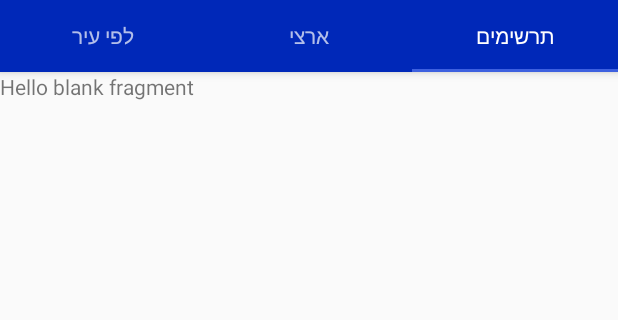
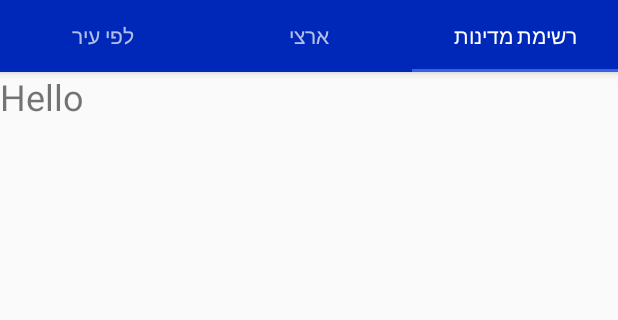
Before and after one commit to rubenrudov/Corona-stats-for-Israel, an Android app: the MainActivity screen opened directly, with no data from a screen before it, tab 3 chosen, on a phone screen of 412 x 824 dp, the part 89-409 px from its top. Run offline under Robolectric (Android 15) with nearby library versions, the phone set to English and light mode, and no system bars; our stand-ins replace Firebase (no records; nobody signed in at launch, a user with empty details on screens opened directly); 5 statements that could not run were skipped.

Commit message:
Add files via upload

```diff
--- /dev/null
+++ b/src/main/java/com/coronacharts/appCurrentActivities/FragmentByCity.java
@@ -0,0 +1,103 @@
+package com.coronacharts.appCurrentActivities;
+
+import android.annotation.SuppressLint;
+import android.os.Bundle;
+import android.util.Log;
+import android.view.LayoutInflater;
+import android.view.View;
+import android.view.ViewGroup;
+import android.widget.EditText;
+import android.widget.ImageButton;
+import android.widget.TextView;
+
+import androidx.annotation.NonNull;
+import androidx.fragment.app.Fragment;
+
+import com.coronacharts.R;
+import com.coronacharts.models.CityStats;
+import com.google.firebase.database.DataSnapshot;
+import com.google.firebase.database.DatabaseError;
+import com.google.firebase.database.DatabaseReference;
+import com.google.firebase.database.FirebaseDatabase;
+import com.google.firebase.database.ValueEventListener;
+
+import java.util.Objects;
+
+/**
+ *  * Fragment for searching data by city
+ */
+public class FragmentByCity extends Fragment {
+    private DatabaseReference databaseReference;
+    private EditText editTextCityInsert;
+    private TextView cityName, vaccined, verified, tests, recovered, deaths;
+    private View view;
+    private CityStats[] cityStats = new CityStats[1];
+
+    @Override
+    public View onCreateView(
+            @NonNull LayoutInflater layoutInflater, ViewGroup viewGroup,
+            Bundle savedInstanceState) {
+        view = layoutInflater.inflate(R.layout.fragment_by_city_search, viewGroup, false);
+        setAllElements();
+        return view;
+    }
+
+    private void setAllElements() {
+        databaseReference = FirebaseDatabase.getInstance().getReference().child("cities_final");
+        editTextCityInsert = view.findViewById(R.id.editTextCityInsert);
+        cityName = view.findViewById(R.id.cityName);
+        vaccined = view.findViewById(R.id.vaccined);
+        verified = view.findViewById(R.id.verified);
+        tests = view.findViewById(R.id.tests);
+        recovered = view.findViewById(R.id.healed);
+        deaths = view.findViewById(R.id.dead);
+        // Search button and onClockListener
+        ImageButton searchBtn = view.findViewById(R.id.searchBtn);
+        searchBtn.setOnClickListener(new View.OnClickListener() {
+            @Override
+            public void onClick(View v) {
+                treeSearching(editTextCityInsert.getText().toString());
+            }
+        });
+    }
+
+    private void treeSearching(final String inputCityName) {
+        // Function that searches for the city name in the data base and inserts it into a variable (Type: CityStats)
+        databaseReference.addListenerForSingleValueEvent(new ValueEventListener() {
+            @SuppressLint("SetTextI18n")
+            @Override
+            public void onDataChange(@NonNull DataSnapshot snapshot) {
+                for (DataSnapshot dataSnapshot: snapshot.getChildren()) {
+                    Log.d("Ruby", Objects.requireNonNull(dataSnapshot.getValue()).toString());
+                    if (Objects.requireNonNull(dataSnapshot.getKey()).contains(inputCityName)) {
+                        for (DataSnapshot snapshot1: dataSnapshot.getChildren()) {
+                            // Create an instance of CityStats
+                            cityStats[0] = snapshot1.getValue(CityStats.class);
+                            assert cityStats[0] != null;
+                            // Date format
+                            assert cityStats[0].getDate() != null;
+                            String[] date = cityStats[0].getDate().split("-");
+                            String format = date[2] + "/" + date[1] + "/" + date[0];
+                            // Set stats in TextViews
+                            cityName.setText(cityStats[0].getCity_Name() + " נכון לתאריך: \n" + format);
+                            vaccined.setText(cityStats[0].getCumulated_vaccinated());
+                            verified.setText(cityStats[0].getCumulative_verified_cases());
+                            recovered.setText(cityStats[0].getCumulated_recovered());
+                            tests.setText(cityStats[0].getCumulated_number_of_tests());
+                            deaths.setText(cityStats[0].getCumulated_deaths());
+                            // Stop the the loop
+                            break;
+                        }
+                        // Stops the loop after the required city found
+                        break;
+                    }
+                }
+            }
+
+            @Override
+            public void onCancelled(@NonNull DatabaseError error) {
+
+            }
+        });
+    }
+}
--- /dev/null
+++ b/src/main/java/com/coronacharts/appCurrentActivities/FragmentCountryData.java
@@ -0,0 +1,102 @@
+package com.coronacharts.appCurrentActivities;
+
+import android.annotation.SuppressLint;
+import android.os.Bundle;
+import android.util.Log;
+import android.view.LayoutInflater;
+import android.view.View;
+import android.view.ViewGroup;
+import android.widget.EditText;
+import android.widget.TextView;
+
+import androidx.annotation.NonNull;
+import androidx.fragment.app.Fragment;
+
+import com.coronacharts.R;
+import com.coronacharts.models.CityStats;
+import com.google.firebase.database.DataSnapshot;
+import com.google.firebase.database.DatabaseError;
+import com.google.firebase.database.DatabaseReference;
+import com.google.firebase.database.FirebaseDatabase;
+import com.google.firebase.database.ValueEventListener;
+
+import java.io.InputStream;
+import java.io.OutputStream;
+import java.sql.Date;
+import java.time.LocalDateTime;
+import java.util.ArrayList;
+import java.util.Objects;
+
+import javax.annotation.Nullable;
+
+public class FragmentCountryData extends Fragment {
+    private DatabaseReference databaseReference;
+    private TextView cityName, vaccined, verified, tests, recovered, isolated, deaths;
+    private ArrayList<Object> params;
+    private View view;
+
+    public FragmentCountryData() {
+    }
+
+    @Nullable
+    @Override
+    public View onCreateView(@NonNull LayoutInflater layoutInflater,  ViewGroup viewGroup, Bundle savedInstanceState){
+        view = layoutInflater.inflate(R.layout.fragment_country_data, viewGroup, false);
+        try {
+            setAllElements();
+        } catch (InterruptedException e) {
+            e.printStackTrace();
+        }
+        return view;
+    }
+
+    private void setAllElements() throws InterruptedException {
+        databaseReference = FirebaseDatabase.getInstance().getReference().child("israel_final").child("data");
+        vaccined = view.findViewById(R.id.vaccined);
+        verified = view.findViewById(R.id.verified);
+        tests = view.findViewById(R.id.tests);
+        recovered = view.findViewById(R.id.healed);
+        isolated = view.findViewById(R.id.isolated);
+        deaths = view.findViewById(R.id.dead);
+        searchTree();
+    }
+
+    private void searchTree() {
+        // Function for finding the stats of the whole country in the db
+        params = new ArrayList<>();
+        databaseReference.addListenerForSingleValueEvent(new ValueEventListener() {
+            @SuppressLint("SetTextI18n")
+            @Override
+            public void onDataChange(@NonNull DataSnapshot snapshot) {
+                for (DataSnapshot dataSnapshot: snapshot.getChildren()) {
+                    for (DataSnapshot dataSnapshot1: dataSnapshot.getChildren()) {
+                        int i = 0;
+                        for (DataSnapshot dataSnapshot2: dataSnapshot1.getChildren()){
+                            if (i == 1){
+                                params.add(dataSnapshot2.getValue());
+                                break;
+                            }
+                            i++;
+                        }
+                    }
+                }
+                setTextForTextView();
+            }
+
+            @Override
+            public void onCancelled(@NonNull DatabaseError error) {
+                Log.d("Exception", "connection collapsed");
+            }
+        });
+    }
+
+
+    private void setTextForTextView() {
+        vaccined.setText(params.get(4).toString());
+        verified.setText(params.get(5).toString());
+        recovered.setText(params.get(3).toString());
+        tests.setText(params.get(1).toString());
+        isolated.setText("Need data");
+        deaths.setText(params.get(0).toString());
+    }
+}
--- /dev/null
+++ b/src/main/java/com/coronacharts/appCurrentActivities/FragmentRedCountries.java
@@ -0,0 +1,38 @@
+package com.coronacharts.appCurrentActivities;
+
+import android.os.Bundle;
+
+import androidx.annotation.NonNull;
+import androidx.fragment.app.Fragment;
+import androidx.recyclerview.widget.RecyclerView;
+
+import android.util.Log;
+import android.view.LayoutInflater;
+import android.view.Menu;
+import android.view.MenuInflater;
+import android.view.MenuItem;
+import android.view.View;
+import android.view.ViewGroup;
+import android.widget.Toast;
+
+import com.coronacharts.R;
+
+import java.util.ArrayList;
+
+
+/**
+ * Fragment for listing red and green countries with search and filter options.
+ */
+public class FragmentRedCountries extends Fragment {
+    RecyclerView recyclerView;
+    // ArrayList<Object> countries;
+    public FragmentRedCountries() {
+        // Required empty public constructor
+    }
+
+    @Override
+    public View onCreateView(LayoutInflater inflater, ViewGroup container,
+                             Bundle savedInstanceState) {
+        return inflater.inflate(R.layout.fragment_red_countries, container, false);
+    }
+}
--- /dev/null
+++ b/src/main/java/com/coronacharts/appCurrentActivities/MainActivity.java
@@ -0,0 +1,29 @@
+package com.coronacharts.appCurrentActivities;
+
+import android.os.Bundle;
+
+import com.coronacharts.R;
+import com.google.android.material.floatingactionbutton.FloatingActionButton;
+import com.google.android.material.tabs.TabLayout;
+
+import androidx.viewpager.widget.ViewPager;
+import androidx.appcompat.app.AppCompatActivity;
+
+import com.coronacharts.handlers.SectionsPagerAdapter;
+
+public class MainActivity extends AppCompatActivity {
+
+    @Override
+    protected void onCreate(Bundle savedInstanceState) {
+        super.onCreate(savedInstanceState);
+        setContentView(R.layout.activity_main);
+        SectionsPagerAdapter sectionsPagerAdapter = new SectionsPagerAdapter(this, getSupportFragmentManager());
+        ViewPager viewPager = findViewById(R.id.view_pager);
+        viewPager.setAdapter(sectionsPagerAdapter);
+        viewPager.setCurrentItem(1);
+        TabLayout tabs = findViewById(R.id.tabs);
+        tabs.setupWithViewPager(viewPager);
+        final FloatingActionButton fab = findViewById(R.id.fab);
+        fab.hide();
+    }
+}
--- /dev/null
+++ b/src/main/java/com/coronacharts/handlers/SectionsPagerAdapter.java
@@ -0,0 +1,63 @@
+package com.coronacharts.handlers;
+
+import android.content.Context;
+
+import androidx.annotation.Nullable;
+import androidx.annotation.StringRes;
+import androidx.fragment.app.Fragment;
+import androidx.fragment.app.FragmentManager;
+import androidx.fragment.app.FragmentPagerAdapter;
+
+import com.coronacharts.appCurrentActivities.FragmentByCity;
+import com.coronacharts.appCurrentActivities.FragmentCountryData;
+import com.coronacharts.appCurrentActivities.FragmentRedCountries;
+import com.coronacharts.R;
+
+/**
+ * A [FragmentPagerAdapter] that returns a fragment corresponding to
+ * one of the sections/tabs/pages.
+ */
+public class SectionsPagerAdapter extends FragmentPagerAdapter {
+
+    @StringRes
+    private static final int[] TAB_TITLES = new int[]{R.string.by_city_fragment_title, R.string.whole_country_fragment_title, R.string.states_list};
+    private final Context mContext;
+
+    public SectionsPagerAdapter(Context context, FragmentManager fm) {
+        super(fm);
+        mContext = context;
+    }
+
+    @Override
+    public Fragment getItem(int position) {
+        Fragment fragment = new FragmentCountryData();;
+        switch (position){
+            case 0:
+                fragment = new FragmentByCity();
+                break;
+            case 1:
+                fragment = new FragmentCountryData();
+                break;
+            /* case 2:
+                fragment = new FragmentCharts();
+                break;
+            */
+            case 2:
+                fragment = new FragmentRedCountries();
+                break;
+        }
+        return fragment;
+    }
+
+    @Nullable
+    @Override
+    public CharSequence getPageTitle(int position) {
+        return mContext.getResources().getString(TAB_TITLES[position]);
+    }
+
+    @Override
+    public int getCount() {
+        // Total amount of pages in this tab layout
+        return 3;
+    }
+}
--- a/src/main/res/layout/activity_main.xml
+++ b/src/main/res/layout/activity_main.xml
@@ -4,7 +4,7 @@
     xmlns:tools="http://schemas.android.com/tools"
     android:layout_width="match_parent"
     android:layout_height="match_parent"
-    tools:context=".MainActivity">
+    tools:context=".appCurrentActivities.MainActivity">
 
     <com.google.android.material.appbar.AppBarLayout
         android:layout_width="match_parent"
--- a/src/main/res/layout/activity_splash.xml
+++ b/src/main/res/layout/activity_splash.xml
@@ -4,7 +4,7 @@
     xmlns:tools="http://schemas.android.com/tools"
     android:layout_width="match_parent"
     android:layout_height="match_parent"
-    tools:context=".SplashActivity"
+    tools:context=".appCurrentActivities.SplashActivity"
     android:id="@+id/activity_splash"
     android:background="@android:color/white">
 
--- a/src/main/res/layout/fragment_by_city_search.xml
+++ b/src/main/res/layout/fragment_by_city_search.xml
@@ -5,7 +5,7 @@
     android:id="@+id/constraintLayout"
     android:layout_width="match_parent"
     android:layout_height="match_parent"
-    tools:context=".FragmentByCity">
+    tools:context=".appCurrentActivities.FragmentByCity">
     <ScrollView
         android:layout_width="fill_parent"
         android:layout_height="fill_parent">
--- a/src/main/res/layout/fragment_charts.xml
+++ b/src/main/res/layout/fragment_charts.xml
@@ -4,7 +4,7 @@
     xmlns:app="http://schemas.android.com/apk/res-auto"
     android:layout_width="match_parent"
     android:layout_height="match_parent"
-    tools:context=".FragmentCharts">
+    tools:context=".upcomingNext.FragmentCharts">
     <TextView
         android:layout_width="wrap_content"
         android:layout_height="wrap_content"
--- a/src/main/res/layout/fragment_red_countries.xml
+++ b/src/main/res/layout/fragment_red_countries.xml
@@ -1,13 +1,28 @@
 <?xml version="1.0" encoding="utf-8"?>
-<FrameLayout xmlns:android="http://schemas.android.com/apk/res/android"
+<androidx.constraintlayout.widget.ConstraintLayout xmlns:android="http://schemas.android.com/apk/res/android"
     xmlns:tools="http://schemas.android.com/tools"
     android:layout_width="match_parent"
+    xmlns:app="http://schemas.android.com/apk/res-auto"
     android:layout_height="match_parent"
-    tools:context=".FragmentRedCountries">
+    tools:context=".appCurrentActivities.FragmentRedCountries">
 
     <TextView
-        android:layout_width="match_parent"
-        android:layout_height="match_parent"
-        android:text="@string/hello_blank_fragment" />
+        android:layout_width="wrap_content"
+        android:layout_height="wrap_content"
+        android:text="Hello"
+        android:textSize="24sp"
+        app:layout_constraintHorizontal_bias="0.0"
+        app:layout_constraintLeft_toLeftOf="parent"
+        app:layout_constraintRight_toRightOf="parent"
+        app:layout_constraintTop_toTopOf="parent"
+        />
+</androidx.constraintlayout.widget.ConstraintLayout>
 
-</FrameLayout>
+
+<!--
+
+
+        <androidx.recyclerview.widget.RecyclerView
+            android:layout_width="match_parent"
+            android:layout_height="wrap_content" />
+-->
--- a/src/main/res/menu/app_bar_options.xml
+++ b/src/main/res/menu/app_bar_options.xml
@@ -3,9 +3,9 @@
     xmlns:app="http://schemas.android.com/apk/res-auto"
     >
     <item
-        android:id="@+id/cityCharts"
-        android:title="עזרה"
-        android:icon="@drawable/ic_info"
+        android:id="@+id/filterCountries"
+        android:title="פילטרים"
+        android:icon="@drawable/ic_search"
         android:orderInCategory="90"
         app:showAsAction="always"/>
 </menu>
--- a/src/main/res/values/strings.xml
+++ b/src/main/res/values/strings.xml
@@ -6,8 +6,5 @@
     <string name="whole_country_fragment_title">ארצי</string>
     <string name="sickness_charts_title">תרשימים</string>
     <string name="states_list">רשימת מדינות</string>
-
-    <!-- TODO: Remove or change this placeholder text -->
-    <string name="hello_blank_fragment">Hello blank fragment</string>
     <string name="country_sickness_stat">מצב תחלואה ארצי</string>
 </resources>
```
Also changed, not shown: src/main/AndroidManifest.xml (+2 -8 lines), src/main/java/com/coronacharts/appCurrentActivities/SplashActivity.java (added, +35 -0 lines), src/main/java/com/coronacharts/handlers/PageViewModel.java (added, +26 -0 lines), src/main/java/com/coronacharts/models/CityStats.java (added, +133 -0 lines), src/main/java/com/coronacharts/upcomingNext/FragmentCharts.java (added, +76 -0 lines), src/main/res/layout/fragment_country_data.xml (+5 -5 lines), 1 other file.
